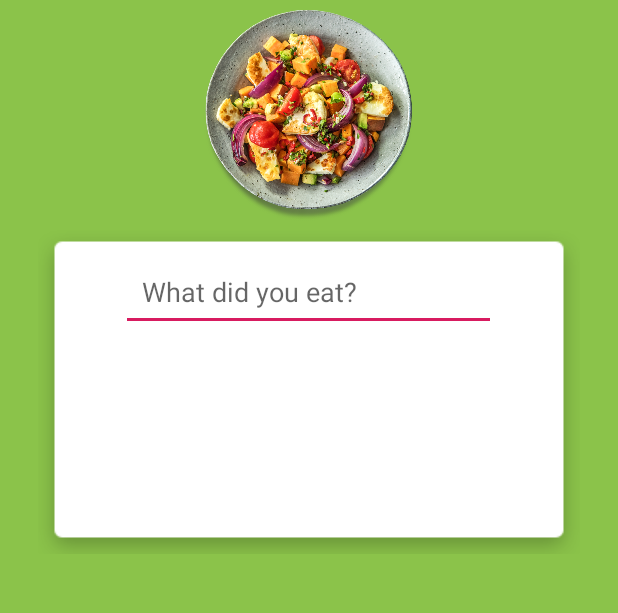
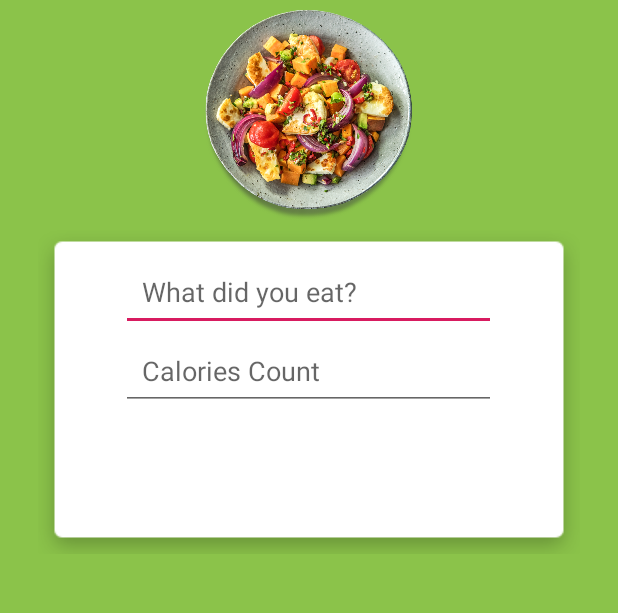
Before and after one commit to IonutPutinica/CalorieCounterAndroid, an Android app: the screen it shows after launch (MainActivity), on a phone screen of 412 x 824 dp, the part 192-805 px from its top. Run offline under Robolectric (Android 15) with nearby library versions, the phone set to English and light mode, and no system bars.

Commit message:
Added an EditText with hint for the calorie input

```diff
--- a/app/src/main/res/layout/activity_main.xml
+++ b/app/src/main/res/layout/activity_main.xml
@@ -45,6 +45,14 @@
             android:layout_width="250dp"
             android:layout_height="wrap_content" />
 
+        <EditText
+            android:id="@+id/caloriesEditText"
+            android:padding="14dp"
+            android:inputType="number"
+            android:hint="@string/hint_calories"
+            android:layout_width="250dp"
+            android:layout_height="wrap_content" />
+
 
     </LinearLayout>
 
```
